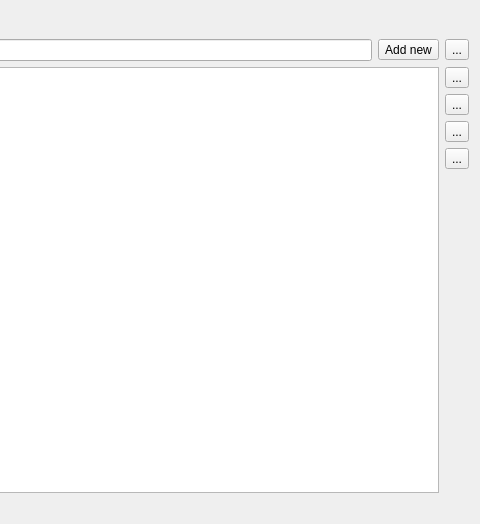
First picture: the form in ui/sourceswidget.ui, repository c-koi/gmic-qt, before the edit; both pictures show x 214 to 694 and y 0 to 524 of the 694 by 524 pixel window.
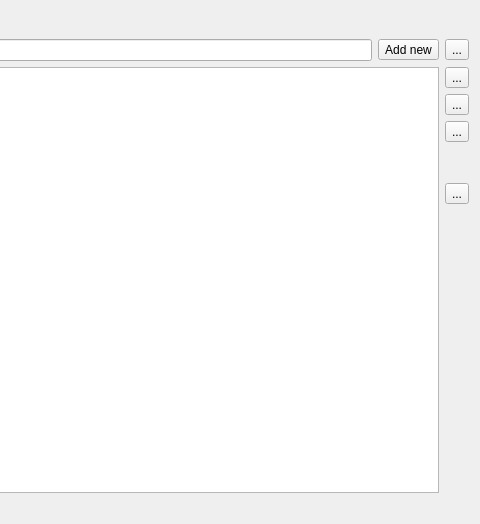
Second picture: the form after the edit.

Commit message: Change layout of the filter sources dialog

```diff
--- a/ui/sourceswidget.ui
+++ b/ui/sourceswidget.ui
@@ -76,6 +76,13 @@
      </item>
      <item>
       <layout class="QVBoxLayout" name="verticalLayout">
+       <item>
+        <widget class="QToolButton" name="tbReset">
+         <property name="text">
+          <string>...</string>
+         </property>
+        </widget>
+       </item>
        <item>
         <widget class="QToolButton" name="tbUp">
          <property name="text">
@@ -83,13 +90,6 @@
          </property>
         </widget>
        </item>
-       <item>
-        <widget class="QToolButton" name="tbTrash">
-         <property name="text">
-          <string>...</string>
-         </property>
-        </widget>
-       </item>
        <item>
         <widget class="QToolButton" name="tbDown">
          <property name="text">
@@ -98,7 +98,23 @@
         </widget>
        </item>
        <item>
-        <widget class="QToolButton" name="tbReset">
+        <spacer name="verticalSpacer_2">
+         <property name="orientation">
+          <enum>Qt::Vertical</enum>
+         </property>
+         <property name="sizeType">
+          <enum>QSizePolicy::Fixed</enum>
+         </property>
+         <property name="sizeHint" stdset="0">
+          <size>
+           <width>10</width>
+           <height>35</height>
+          </size>
+         </property>
+        </spacer>
+       </item>
+       <item>
+        <widget class="QToolButton" name="tbTrash">
          <property name="text">
           <string>...</string>
          </property>
```
